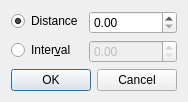
Before: the Qt Designer form libmolsketch/alignrowdialog.ui in timvdm/Molsketch, drawn with Qt 5.
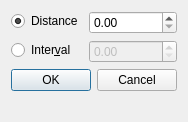
After: the same form once the commit is applied.

What changed in the file:
```diff
--- a/libmolsketch/alignrowdialog.ui
+++ b/libmolsketch/alignrowdialog.ui
@@ -6,8 +6,8 @@
    <rect>
     <x>0</x>
     <y>0</y>
-    <width>184</width>
-    <height>97</height>
+    <width>186</width>
+    <height>122</height>
    </rect>
   </property>
   <property name="windowTitle">
```
Left out of the diff: 2 changed lines with no effect on the pictures.
